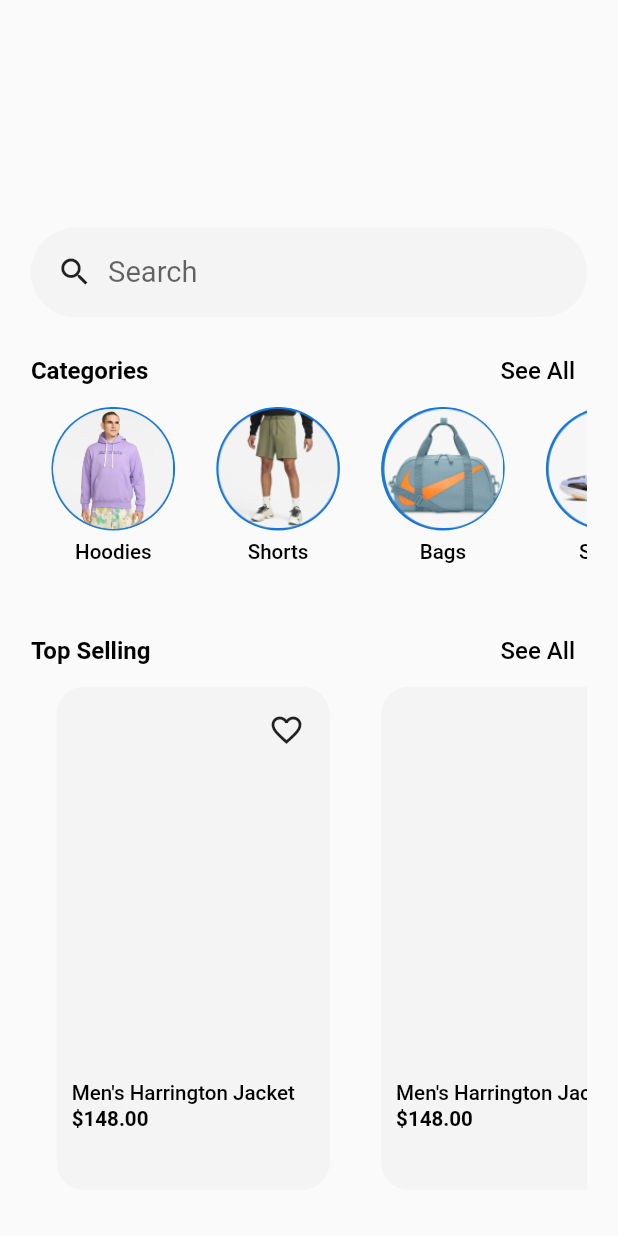
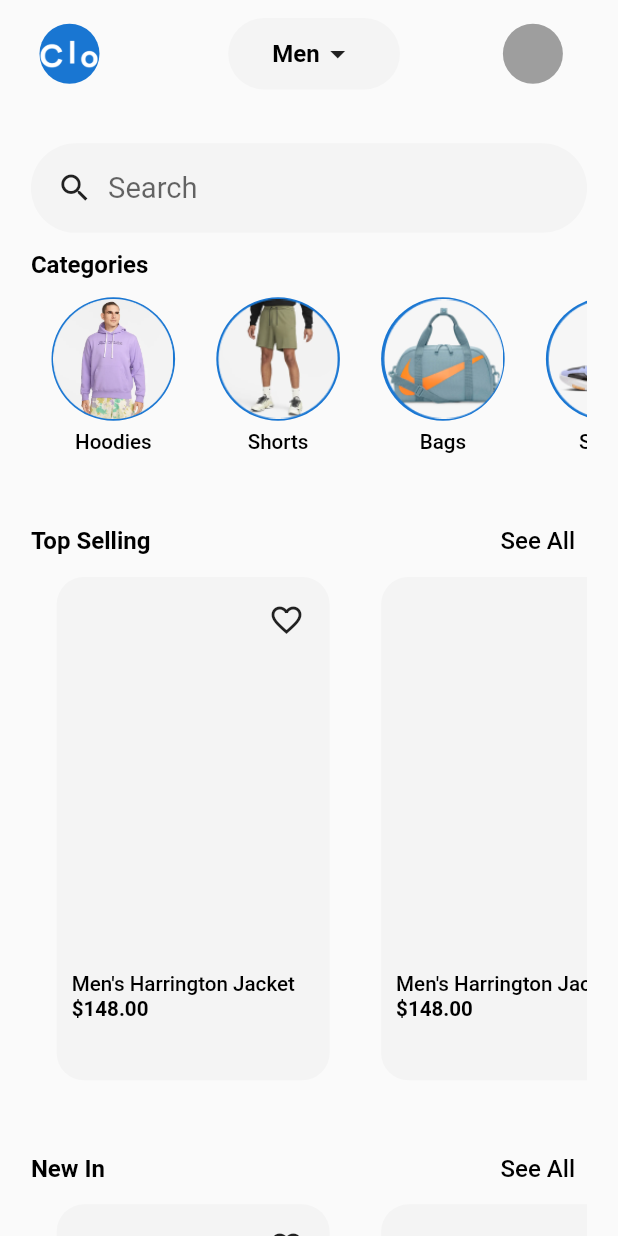
Before and after one commit to AhmedAmin44/E-commerce, a Flutter app: the IconHomeView widget shown alone on an empty page, opened directly, on a phone screen of 412 x 824 dp. Run offline on Flutter 3.47's test engine with Material 2 defaults, Android fonts, the phone set to English and light mode, and no system bars; our stand-ins replace animate_do, cloud_firestore, firebase_auth, firebase_core, flutter_bloc, flutter_screenutil and 4 more; missing offline and left inert: flutter_facebook_auth; accounts and stored records are empty.

Commit message:
update  home Featur with hrader

```diff
--- a/lib/features/home/presentation/widgets/category_model.dart
+++ b/lib/features/home/presentation/widgets/category_model.dart
@@ -1,7 +1,8 @@
 class Category {
   final String name;
   final String route; // route to navigate to
-  final String imagePath; // path or URL for the category image
+  final String imagePath;// path or URL for the category image
+
 
   Category({
     required this.name,
--- /dev/null
+++ b/lib/features/home/presentation/widgets/home_header.dart
@@ -0,0 +1,95 @@
+import 'package:flutter/material.dart';
+import 'package:flutter_screenutil/flutter_screenutil.dart';
+
+import '../../../../core/utils/app_colors.dart';
+import '../../../../core/utils/text_style.dart';
+
+class HomeHeader extends StatefulWidget {
+  @override
+  _MyWidgetState createState() => _MyWidgetState();
+}
+
+class _MyWidgetState extends State<HomeHeader> {
+  String _selectedText = "Men"; // Default text in the container
+
+  @override
+  Widget build(BuildContext context) {
+    return Padding(
+      padding:  EdgeInsets.symmetric(horizontal: 5.w),
+      child: Row(
+        mainAxisAlignment: MainAxisAlignment.start, // Center the row content
+        children: [
+          CircleAvatar(
+            child: Image.asset("assets/images/auth_images/splash_photo.png"),
+          ),
+          SizedBox(width: 75.w
+            ,),
+          GestureDetector(
+            onTap: () async {
+              final RenderBox button = context.findRenderObject() as RenderBox;
+              final Offset buttonPosition = button.localToGlobal(Offset.zero); // Get the position of the "Men" container
+
+              // Calculate the center X position based on the container's width
+              double centerX = buttonPosition.dx + (button.size.width / 2)+25;
+
+              // Show the menu centered under the container
+              await showMenu(
+                context: context,
+                position: RelativeRect.fromLTRB(
+                  centerX - (150 / 2), // Align the center of the menu to the center of the container
+                  buttonPosition.dy + button.size.height, // Y-coordinate + height to appear directly under
+                  centerX + (150 / 2)+1, // Set the right boundary for the popup menu
+                  0, // Not used, but set to 0
+                ),
+                items: <PopupMenuEntry<String>>[
+                  PopupMenuItem<String>(
+                    value: 'Women',
+                    child: Text('Women'),
+                  ),
+                  PopupMenuItem<String>(
+                    value: 'Men',
+                    child: Text('Men'),
+                  ),
+                  PopupMenuItem<String>(
+                    value: 'Kids',
+                    child: Text('Kids'),
+                  ),
+                ],
+                color: AppColors.gray, // Set background color for the menu
+                shape: RoundedRectangleBorder(
+                  borderRadius: BorderRadius.all(Radius.circular(20)), // Set border radius for the menu
+                ),
+              ).then((value) {
+                if (value != null) {
+                  setState(() {
+                    _selectedText = value; // Update the selected text
+                  });
+                }
+              });
+            },
+            child: Container(
+              width: 100.w,
+              height: 40.h,
+              decoration: BoxDecoration(
+                color: AppColors.gray,
+                borderRadius: BorderRadius.circular(40),
+              ),
+              child: Row(
+                mainAxisAlignment: MainAxisAlignment.center,
+                children: [
+                  Text(_selectedText, style: TextStyles.font16BlackW700), // Use the selected text
+                  Icon(Icons.arrow_drop_down_sharp),
+                ],
+              ),
+            ),
+          ),
+          SizedBox(width: 60.w
+            ,),
+          CircleAvatar(
+            backgroundColor: Colors.grey,
+          ),
+        ],
+      ),
+    );
+  }
+}
--- a/lib/features/home/presentation/widgets/icon_home_view.dart
+++ b/lib/features/home/presentation/widgets/icon_home_view.dart
@@ -1,10 +1,13 @@
 // ignore_for_file: unused_local_variable
 
+import 'package:depi_final_project/core/utils/app_colors.dart';
 import 'package:flutter/material.dart';
 import 'package:flutter_screenutil/flutter_screenutil.dart';
 
 import '../../../../core/routers/routers_name.dart';
+import '../../../../core/utils/text_style.dart';
 import 'category_model.dart';
+import 'home_header.dart';
 import 'item_list_top_selling.dart';
 import 'item_list_view.dart';
 import 'item_list_view_categorie.dart';
@@ -44,14 +47,15 @@ class IconHomeView extends StatelessWidget {
         child: SingleChildScrollView(
           child: Column(
             mainAxisSize: MainAxisSize.min,
+            crossAxisAlignment: CrossAxisAlignment.start,
             children: [
-              SizedBox(height: 127.h),
+              SizedBox(height: 10.h),
+              HomeHeader(),
+              SizedBox(height: 30.h),
               const SearchTextField(),
               SizedBox(height: 10.h),
-              TextSpacerText(
-                leadingText: 'Categories',
-                textPress: () {},
-              ),
+              Text('Categories', style: TextStyles.font16BlackW700),
+              SizedBox(height: 10.h),
               ItemListViewCategorie(
                 categories: categories,
                 count: categories.length,
--- a/lib/features/home/presentation/widgets/item_list_view.dart
+++ b/lib/features/home/presentation/widgets/item_list_view.dart
@@ -11,6 +11,7 @@ class ItemListView extends StatelessWidget {
     return SizedBox(
       height: height.h,
       child: ListView.builder(
+        physics: BouncingScrollPhysics(),
         scrollDirection: Axis.horizontal,
         itemBuilder: (context, index) => Padding(
           padding: EdgeInsets.symmetric(horizontal: 15.w),
--- a/lib/features/home/presentation/widgets/item_list_view_categorie.dart
+++ b/lib/features/home/presentation/widgets/item_list_view_categorie.dart
@@ -1,6 +1,7 @@
 import 'package:flutter/material.dart';
 import 'package:flutter_screenutil/flutter_screenutil.dart';
 
+import '../../../../core/functions/navigation.dart';
 import 'item_categorie.dart';
 import 'category_model.dart'; // Import the Category model
 
@@ -19,6 +20,7 @@ class ItemListViewCategorie extends StatelessWidget {
     return SizedBox(
       height: 116.h,
       child: ListView.builder(
+        physics: BouncingScrollPhysics(),
         scrollDirection: Axis.horizontal,
         itemCount: count,
         itemBuilder: (context, index) {
@@ -29,7 +31,7 @@ class ItemListViewCategorie extends StatelessWidget {
               categorieText: category.name,
               imagePath: category.imagePath,
               onPress: () {
-                Navigator.pushNamed(context, category.route);
+                customNavigate(context,category.route);
               },
             ),
           );
```
Also changed, not shown: assets/images/auth_images/logo.png (added).
